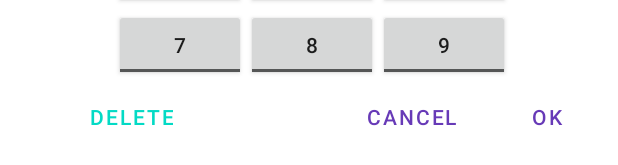
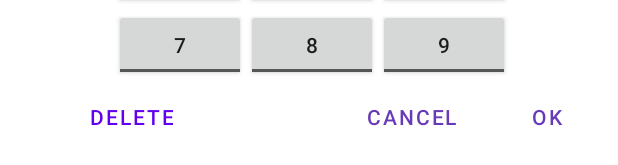
Before and after one commit to fixedperson/Mobile_Programming_Project, an Android app: the layout dialog_memo.xml on its own in the app's theme, with its tools: preview values and no code run, on a phone screen of 412 x 824 dp. Shown: the part 191-356 px from the top of the screen. Run offline under Robolectric (Android 15) with nearby library versions, the phone set to English and light mode, and no system bars.

Commit message:
메모 내부 기능 구현

```diff
--- a/Sudoku/app/src/main/res/layout/dialog_memo.xml
+++ b/Sudoku/app/src/main/res/layout/dialog_memo.xml
@@ -1,5 +1,6 @@
 <?xml version="1.0" encoding="utf-8"?>
 <LinearLayout xmlns:android="http://schemas.android.com/apk/res/android"
+    xmlns:app="http://schemas.android.com/apk/res-auto"
     xmlns:tools="http://schemas.android.com/tools"
     android:layout_width="wrap_content"
     android:layout_height="wrap_content"
@@ -125,13 +126,13 @@
             android:gravity="right">
 
             <Button
-                android:id="@+id/button6"
+                android:id="@+id/del"
                 android:layout_width="wrap_content"
                 android:layout_height="wrap_content"
                 android:layout_gravity="left"
                 android:background="#00ff0000"
                 android:text="DELETE"
-                android:textColor="@color/teal_200" />
+                android:textColor="@color/purple_500" />
 
             <TextView
                 android:id="@+id/textView12"
@@ -141,7 +142,7 @@
                 tools:ignore="SpeakableTextPresentCheck" />
 
             <Button
-                android:id="@+id/button7"
+                android:id="@+id/cancel"
                 android:layout_width="wrap_content"
                 android:layout_height="wrap_content"
                 android:layout_gravity="right"
@@ -150,13 +151,14 @@
                 android:textColor="#673AB7" />
 
             <Button
-                android:id="@+id/button8"
+                android:id="@+id/ok"
                 android:layout_width="wrap_content"
                 android:layout_height="wrap_content"
                 android:layout_gravity="right"
                 android:background="#00ff0000"
                 android:text="OK"
-                android:textColor="#673AB7" />
+                android:textColor="#673AB7"
+                app:rippleColor="#875B5B" />
         </TableRow>
     </LinearLayout>
 
```
Also changed, not shown: Sudoku/app/src/main/java/com/example/sudoku/MainActivity.java (+56 -8 lines).
